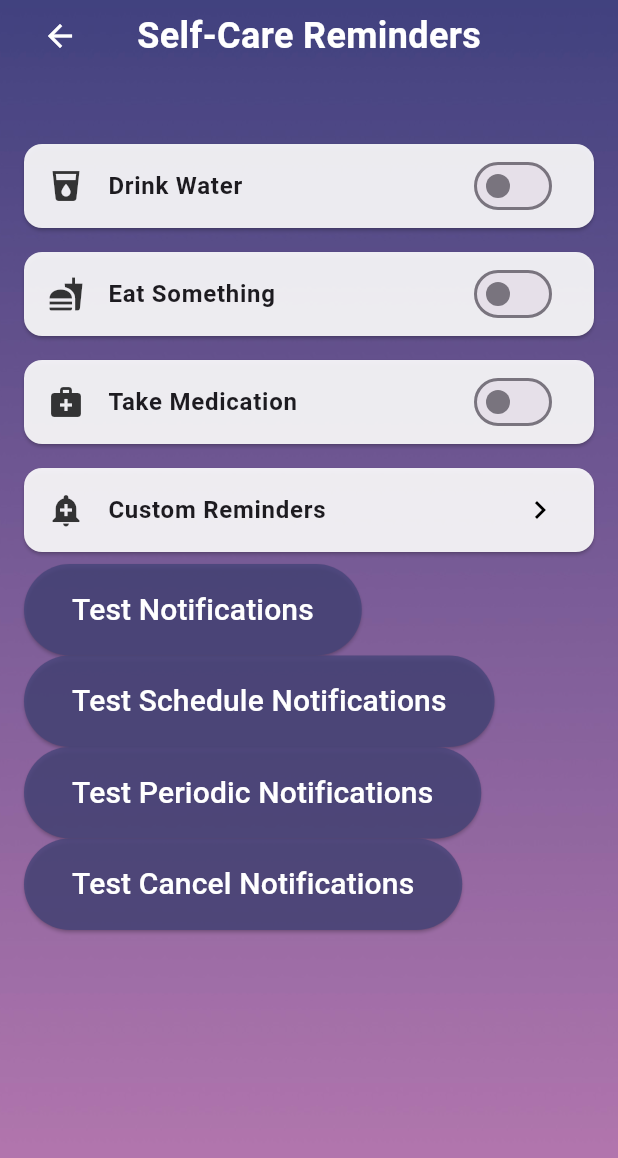
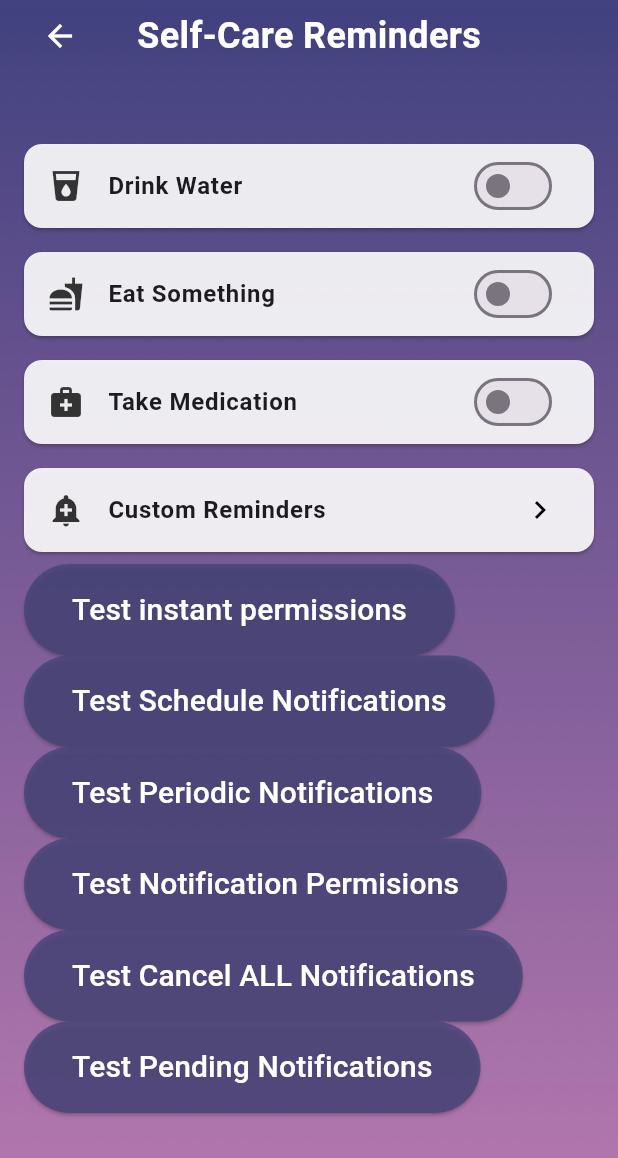
Before and after one commit to CarolinaZRM/CosmicComfort, a Flutter app: the SelfCareRemindersPage screen opened directly, after a tap on "Test Periodic Notifications", on a phone screen of 412 x 824 dp. Shown: the top 1158 px of the screen. Run offline on Flutter 3.47's test engine with Material 3 defaults, Android fonts, the phone set to English and light mode, and no system bars; our stand-ins replace audioplayers, connectivity_plus, firebase_core, flutter_colorpicker, flutter_local_notifications, marquee and 2 more; accounts and stored records are empty; network calls fail.

Commit message:
Selfcare Reminders progress so far

```diff
--- /dev/null
+++ b/lib/backend/databaseRequests/notificationDBRequest.dart
@@ -0,0 +1,102 @@
+import 'package:http/http.dart' as http;
+import 'dart:convert'; // For JSON encoding/decoding
+import 'package:connectivity_plus/connectivity_plus.dart';
+
+// TODO: Should be replaced by heroku url when deploying
+//String baseURL = "https://cosmiccomfort-8656a323f8dc.herokuapp.com"; //for android emulator
+String baseURL = "http://10.0.2.2:3000";
+// String baseURL = "http://127.0.0.1:3000";
+// String baseURL = "http://localhost:3000";
+
+// Internet connectivity (Should be more general)
+Future<void> checkConnectivity() async {
+  var connectivityResult = await (Connectivity().checkConnectivity());
+
+  if (connectivityResult == ConnectivityResult.mobile ||
+      connectivityResult == ConnectivityResult.wifi) {
+    print('Connected to the internet');
+  } else {
+    print('No internet connection');
+  }
+}
+
+// TODO: implement to save reminders on db
+// Future<void> sendData() async {
+//   final response = await http.post(
+//     Uri.parse('https://jsonplaceholder.typicode.com/posts'),
+//     headers: {'Content-Type': 'application/json'},
+//     body: json.encode({
+//       'title': 'Flutter HTTP',
+//       'body': 'Learning how to make HTTP requests in Flutter.',
+//       'userId': 1,
+//     }),
+//   );
+
+//   if (response.statusCode == 201) {
+//     // Successfully created resource
+//     print('Response: ${response.body}');
+//   } else {
+//     // Handle error
+//     print('Failed to post data: ${response.statusCode}');
+//   }
+// }
+
+// TODO: implement to update notifications
+// Future<void> updateData(int id) async {
+//   final response = await http.put(
+//     Uri.parse('https://jsonplaceholder.typicode.com/posts/$id'),
+//     headers: {'Content-Type': 'application/json'},
+//     body: json.encode({
+//       'title': 'Updated Title',
+//       'body': 'Updated body content.',
+//       'userId': 1,
+//     }),
+//   );
+
+//   if (response.statusCode == 200) {
+//     print('Updated data: ${response.body}');
+//   } else {
+//     print('Failed to update data: ${response.statusCode}');
+//   }
+// }
+
+
+
+Future<void> updateNotificationSettings(String userId, {bool? selfCarePerm, bool? logReminderPerm}) async {
+  dynamic jsonBody = {
+      "theme": "light",
+      "font_size": 20,
+  };
+  if (selfCarePerm != null) { jsonBody["self_care"] = selfCarePerm; }
+  if (logReminderPerm != null) { jsonBody["log_reminder"] = logReminderPerm; }
+
+  final response = await http.put(
+    Uri.parse("$baseURL/account_settings/user/$userId"),
+    headers: {'Content-Type': 'application/json'},
+    body: json.encode(jsonBody),
+  );
+  if (response.statusCode == 200) {
+    print("Updated user permissions!");
+  } else {
+    print("Failed to update user permisions");
+  }
+}
+
+Future<Map<String, dynamic>?> fetchNotificationPermisions(String userId) async {
+    final response = await http.get(
+        Uri.parse("$baseURL/account_settings/user/$userId"),
+    );
+
+  if (response.statusCode == 200) {
+    // Successfully received data
+    final Map<String, dynamic> data = json.decode(response.body);
+    print('Fetched data: $data');
+
+    print('self_care: ${data["self_care"]}, log_reminder: ${data["log_reminder"]}');
+    return data;
+  } else {
+    // Handle error
+    print('Failed to load data: ${response.statusCode}; ${response.body}');
+    return null;
+  }
+}
--- a/lib/main.dart
+++ b/lib/main.dart
@@ -86,7 +86,7 @@ class _MyHomePageState extends State<MyHomePage> {
                         // Navigate to the Settings page
                         Navigator.push(
                           context,
-                          MaterialPageRoute(builder: (context) => const SettingsPage()),
+                          MaterialPageRoute(builder: (context) => SettingsPage()),
                         );
                       },
                     ),
--- a/lib/notification/notifications.dart
+++ b/lib/notification/notifications.dart
@@ -2,6 +2,7 @@ import 'package:flutter/material.dart';
 import 'package:flutter_local_notifications/flutter_local_notifications.dart';
 import 'package:timezone/data/latest.dart' as tz;
 import 'package:timezone/timezone.dart' as tz;
+import '../backend/databaseRequests/notificationDBRequest.dart';
 
 class NotificationService {
   static final NotificationService _instance = NotificationService._internal();
@@ -121,7 +122,11 @@ class NotificationService {
     print("Notification Scheduled!");
   }
 
-  Future<void> showPeriodicNotification(int id, String title, String body) async {
+  Future<void> showPeriodicNotification(int id, String title, String body, context) async {
+    // Check if correct permissions are done
+    bool permissions = await checkAndRequestExactAlarmPermission(context);
+    if (!permissions) return;
+
     const androidDetails = AndroidNotificationDetails(
       // Channel_id and channel_name should be modified to pertain to either Selfcare or moodlog reminders
       'channel_id', 'channel_name',
@@ -147,6 +152,27 @@ class NotificationService {
     await flutterLocalNotificationsPlugin.cancelAll();
   }
 
+  // get pending notifications, TODO: return values rather than print
+  void getPendingNotifications() async {
+    final List<PendingNotificationRequest> pendingNotifications =
+      await flutterLocalNotificationsPlugin.pendingNotificationRequests();
+
+    for (var notification in pendingNotifications) {
+      print('Notification ID: ${notification.id}, Title: ${notification.title}, Body: ${notification.body}');
+    }
+  }
+
+  // Get notification permisions (selfcare reminders/moodlog reminders; yes/no)
+  Future<Map<String, dynamic>?> getNotificationPermisions(String userId) async {
+    return await fetchNotificationPermisions(userId);
+  }
+
+  // Update notification permissions
+  void updateNotificationPermissions(String userId, {bool? selfCarePerm, bool? logReminderPerm}) async {
+    await updateNotificationSettings(userId, selfCarePerm: selfCarePerm, logReminderPerm: logReminderPerm);
+  }
+
+  // -----Android Permissions-----
   Future<bool> checkAndRequestExactAlarmPermission(BuildContext context) async {
 
     final androidPlugin = flutterLocalNotificationsPlugin
--- a/lib/pages/SelfCareRemindersPage.dart
+++ b/lib/pages/SelfCareRemindersPage.dart
@@ -15,6 +15,27 @@ class _SelfCareRemindersPageState extends State<SelfCareRemindersPage> {
   bool eatSomethingSelected = false;
   bool takeMedicationSelected = false;
   bool showNewReminderCard = false;
+  bool isSelfCareReminderEnabled = false;
+
+  @override
+  void initState() {
+    super.initState();
+    _loadNotificationPermissions();
+  }
+
+  Future<void> _loadNotificationPermissions() async {
+    // TODO: get user_id from loggedin user
+    final userId = "673d3790e3262ad583bced63"; // Replace with dynamic user ID retrieval
+    final data = await NotificationService().getNotificationPermisions(userId);
+
+
+    if (data != null) {
+      print('${data["self_care"]}, ${data["log_reminder"]}');
+      setState(() {
+        isSelfCareReminderEnabled = data["self_care"] ?? false;
+      });
+    }
+  }
 
   // Custom card widget with a radio toggle on the right
   Widget buildSelfCareCard({
@@ -146,18 +167,31 @@ class _SelfCareRemindersPageState extends State<SelfCareRemindersPage> {
                   if (showNewReminderCard) buildNewReminderCard(context),
 
 
-                  // Notification Testing!
+                  // Notification Testing!------------------------------------------
                   ElevatedButton(
                     onPressed: () {
                       // Create instant notification
-                      NotificationService().showNotification(0, "New Notification", "Test Notification");
+                      if (isSelfCareReminderEnabled){
+                        NotificationService().showNotification(
+                          0,
+                          "New Notification",
+                          "Test Notification"
+                        );
+                      }
+                      // Test edit notification perms
+                      // String userId = "673d3790e3262ad583bced63";
+                      // NotificationService().updateNotificationPermissions(
+                      //   userId,
+                      //   // selfCarePerm: false,
+                      //   logReminderPerm: true
+                      // );
                     },
                     style: ElevatedButton.styleFrom(
                       padding: const EdgeInsets.symmetric(horizontal: 32, vertical: 16),
                       backgroundColor: const Color.fromARGB(200, 69, 68, 121), // Button color
                     ),
                     child: const Text(
-                      'Test Notifications',
+                      'Test instant permissions',
                       style: TextStyle(fontSize: 20, color: Colors.white),
                     ),
                   ),
@@ -167,6 +201,7 @@ class _SelfCareRemindersPageState extends State<SelfCareRemindersPage> {
 
                       final DateTime scheduledTime = DateTime.now().add(const Duration(minutes: 1));
                       //var scheduledTime = tz.local;
+                      if (isSelfCareReminderEnabled){
                         NotificationService().scheduleNotification(
                           1,
                           "New Scheduled Notification",
@@ -174,6 +209,7 @@ class _SelfCareRemindersPageState extends State<SelfCareRemindersPage> {
                           scheduledTime,
                           context
                         );
+                      }
                     },
                     style: ElevatedButton.styleFrom(
                       padding: const EdgeInsets.symmetric(horizontal: 32, vertical: 16),
@@ -188,12 +224,14 @@ class _SelfCareRemindersPageState extends State<SelfCareRemindersPage> {
                   // Test Periodic notifications
                   ElevatedButton(
                     onPressed: () {
-
+                      if (isSelfCareReminderEnabled){
                         NotificationService().showPeriodicNotification(
-                        1,
+                          2,
                           "New Periodic Notification",
                           "Test Notification",
+                          context
                         );
+                      }
                     },
                     style: ElevatedButton.styleFrom(
                       padding: const EdgeInsets.symmetric(horizontal: 32, vertical: 16),
@@ -205,11 +243,11 @@ class _SelfCareRemindersPageState extends State<SelfCareRemindersPage> {
                     ),
                   ),
 
-                  // Test cancel notifications
+                  // Test notification permisions
                   ElevatedButton(
                     onPressed: () {
-
-                      NotificationService().cancelNotification(1);
+                      // Now user user_id
+                      NotificationService().getNotificationPermisions('673d3790e3262ad583bced63');
 
                     },
                     style: ElevatedButton.styleFrom(
@@ -217,10 +255,43 @@ class _SelfCareRemindersPageState extends State<SelfCareRemindersPage> {
                       backgroundColor: const Color.fromARGB(200, 69, 68, 121), // Button color
                     ),
                     child: const Text(
-                      'Test Cancel Notifications',
+                      'Test Notification Permisions',
                       style: TextStyle(fontSize: 20, color: Colors.white),
                     ),
                   ),
+
+                  ElevatedButton(
+                    onPressed: () {
+
+                      NotificationService().cancelAllNotifications();
+
+                    },
+                    style: ElevatedButton.styleFrom(
+                      padding: const EdgeInsets.symmetric(horizontal: 32, vertical: 16),
+                      backgroundColor: const Color.fromARGB(200, 69, 68, 121), // Button color
+                    ),
+                    child: const Text(
+                      'Test Cancel ALL Notifications',
+                      style: TextStyle(fontSize: 20, color: Colors.white),
+                    ),
+                  ),
+
+                  ElevatedButton(
+                    onPressed: () {
+
+                      NotificationService().getPendingNotifications();
+
+                    },
+                    style: ElevatedButton.styleFrom(
+                      padding: const EdgeInsets.symmetric(horizontal: 32, vertical: 16),
+                      backgroundColor: const Color.fromARGB(200, 69, 68, 121), // Button color
+                    ),
+                    child: const Text(
+                      'Test Pending Notifications',
+                      style: TextStyle(fontSize: 20, color: Colors.white),
+                    ),
+                  ),
+
                 ],
               ),
             ),
--- a/pubspec.yaml
+++ b/pubspec.yaml
@@ -46,6 +46,8 @@ dependencies:
   http: ^1.0.0 # For making API requests to your backend
   flutter_local_notifications: ^18.0.1
   flutter_timezone: ^3.0.1
+  connectivity_plus: ^4.0.0
+
 dev_dependencies:
   flutter_test:
     sdk: flutter
```
Also changed, not shown: lib/pages/SettingsPage.dart (+38 -2 lines). Lines whose indentation alone changed are shown as unchanged.
